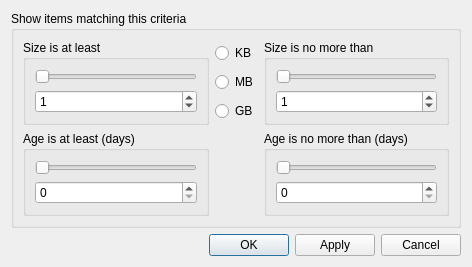
This is app/gui/dlgfilter.ui in ensisoft/newsflash-plus as Qt 5 draws it before an edit. The edited form follows.
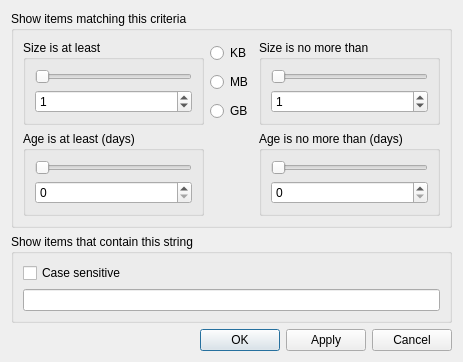
This is the edited form. Icons and pictures are not drawn.

```diff
--- a/app/gui/dlgfilter.ui
+++ b/app/gui/dlgfilter.ui
@@ -6,8 +6,8 @@
    <rect>
     <x>0</x>
     <y>0</y>
-    <width>472</width>
-    <height>257</height>
+    <width>463</width>
+    <height>360</height>
    </rect>
   </property>
   <property name="windowTitle">
@@ -18,47 +18,6 @@
     <normaloff>:/resource/16x16_ico_png/ico_filter.png</normaloff>:/resource/16x16_ico_png/ico_filter.png</iconset>
   </property>
   <layout class="QGridLayout" name="gridLayout_6">
-   <item row="2" column="0">
-    <layout class="QHBoxLayout" name="horizontalLayout_2">
-     <item>
-      <spacer name="horizontalSpacer">
-       <property name="orientation">
-        <enum>Qt::Horizontal</enum>
-       </property>
-       <property name="sizeHint" stdset="0">
-        <size>
-         <width>40</width>
-         <height>20</height>
-        </size>
-       </property>
-      </spacer>
-     </item>
-     <item>
-      <widget class="QPushButton" name="btnAccept">
-       <property name="text">
-        <string>OK</string>
-       </property>
-      </widget>
-     </item>
-     <item>
-      <widget class="QPushButton" name="btnApply">
-       <property name="enabled">
-        <bool>true</bool>
-       </property>
-       <property name="text">
-        <string>Apply</string>
-       </property>
-      </widget>
-     </item>
-     <item>
-      <widget class="QPushButton" name="btnCancel">
-       <property name="text">
-        <string>Cancel</string>
-       </property>
-      </widget>
-     </item>
-    </layout>
-   </item>
    <item row="1" column="0">
     <widget class="QGroupBox" name="groupBox">
      <property name="title">
@@ -273,6 +232,70 @@
      </layout>
     </widget>
    </item>
+   <item row="3" column="0">
+    <layout class="QHBoxLayout" name="horizontalLayout_2">
+     <item>
+      <spacer name="horizontalSpacer">
+       <property name="orientation">
+        <enum>Qt::Horizontal</enum>
+       </property>
+       <property name="sizeHint" stdset="0">
+        <size>
+         <width>40</width>
+         <height>20</height>
+        </size>
+       </property>
+      </spacer>
+     </item>
+     <item>
+      <widget class="QPushButton" name="btnAccept">
+       <property name="text">
+        <string>OK</string>
+       </property>
+      </widget>
+     </item>
+     <item>
+      <widget class="QPushButton" name="btnApply">
+       <property name="enabled">
+        <bool>true</bool>
+       </property>
+       <property name="text">
+        <string>Apply</string>
+       </property>
+      </widget>
+     </item>
+     <item>
+      <widget class="QPushButton" name="btnCancel">
+       <property name="text">
+        <string>Cancel</string>
+       </property>
+      </widget>
+     </item>
+    </layout>
+   </item>
+   <item row="2" column="0">
+    <widget class="QGroupBox" name="groupBox_2">
+     <property name="title">
+      <string>Show items that contain this string</string>
+     </property>
+     <layout class="QVBoxLayout" name="verticalLayout_5">
+      <item>
+       <layout class="QHBoxLayout" name="horizontalLayout">
+        <item>
+         <widget class="QCheckBox" name="chkCaseSensitive">
+          <property name="text">
+           <string>Case sensitive</string>
+          </property>
+         </widget>
+        </item>
+       </layout>
+      </item>
+      <item>
+       <widget class="QLineEdit" name="edtMatchString"/>
+      </item>
+     </layout>
+    </widget>
+   </item>
   </layout>
  </widget>
  <tabstops>
```
Left out of the diff: 10 changed lines with no effect on the pictures.
